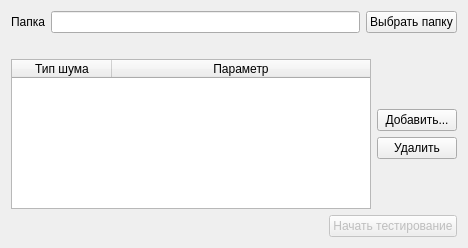
Qt form ui/testingwidget.ui (massaraksh-yandex/thesis) before a commit.
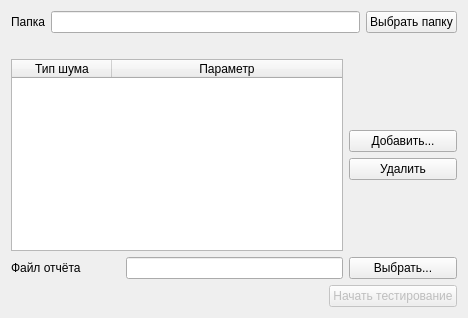
The same form after that commit.

Patch:
```diff
--- a/ui/testingwidget.ui
+++ b/ui/testingwidget.ui
@@ -7,7 +7,7 @@
     <x>0</x>
     <y>0</y>
     <width>468</width>
-    <height>248</height>
+    <height>318</height>
    </rect>
   </property>
   <property name="windowTitle">
@@ -56,8 +56,8 @@
     </spacer>
    </item>
    <item>
-    <layout class="QHBoxLayout" name="horizontalLayout_2">
-     <item>
+    <layout class="QGridLayout" name="gridLayout">
+     <item row="0" column="0" colspan="3">
       <widget class="QTableWidget" name="tableNoise">
        <property name="editTriggers">
         <set>QAbstractItemView::NoEditTriggers</set>
@@ -80,7 +80,7 @@
        </column>
       </widget>
      </item>
-     <item>
+     <item row="0" column="3">
       <layout class="QVBoxLayout" name="verticalLayout">
        <item>
         <spacer name="verticalSpacer_2">
@@ -124,6 +124,27 @@
        </item>
       </layout>
      </item>
+     <item row="1" column="0">
+      <widget class="QLabel" name="label_2">
+       <property name="text">
+        <string>Файл отчёта</string>
+       </property>
+      </widget>
+     </item>
+     <item row="1" column="3">
+      <widget class="QPushButton" name="pushFile">
+       <property name="text">
+        <string>Выбрать...</string>
+       </property>
+      </widget>
+     </item>
+     <item row="1" column="1" colspan="2">
+      <widget class="QLineEdit" name="lineFile">
+       <property name="readOnly">
+        <bool>false</bool>
+       </property>
+      </widget>
+     </item>
     </layout>
    </item>
    <item>
```
